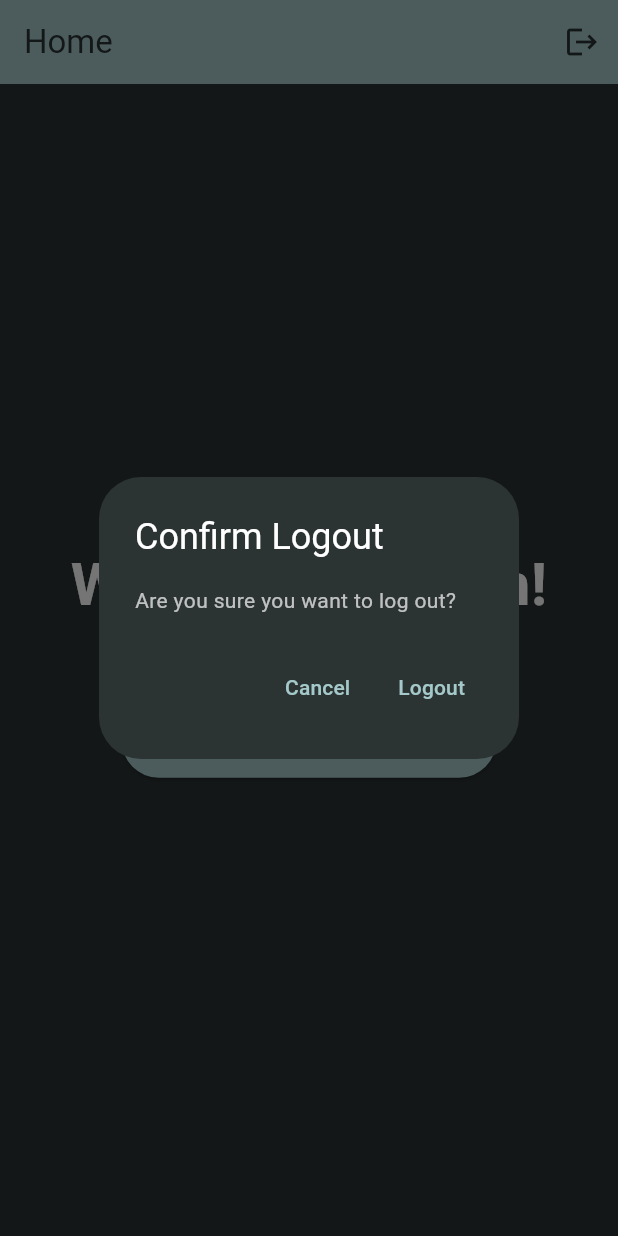
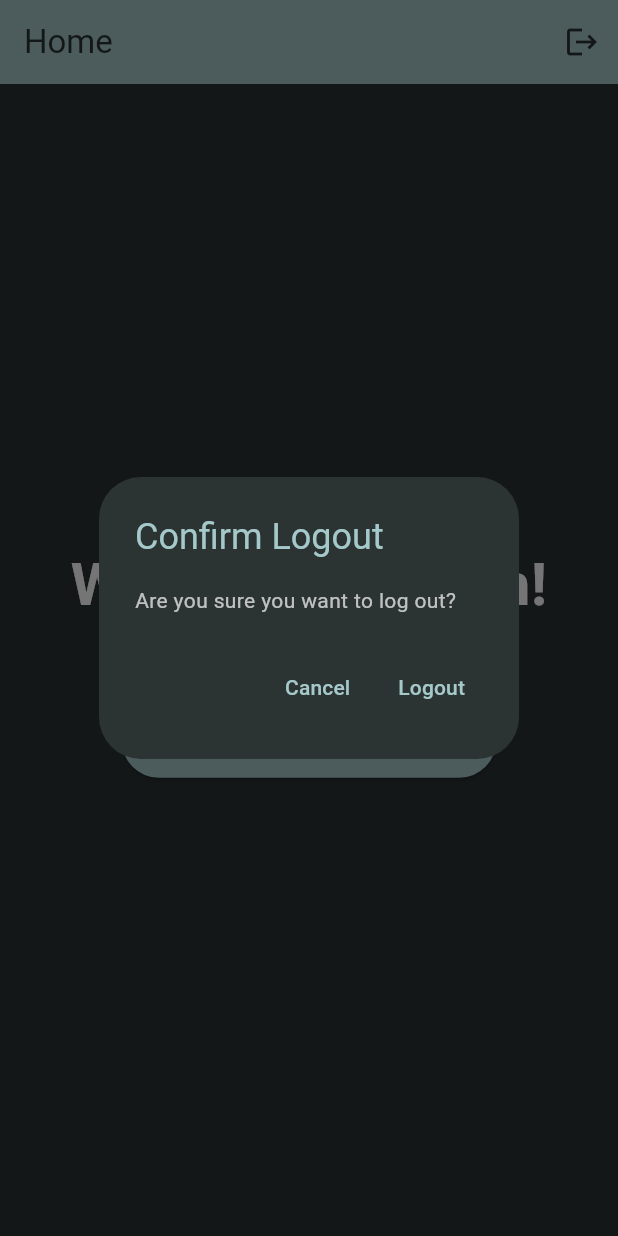
Before and after one commit to pips1804/cs-app-dev, a Flutter app: the HomeScreen screen opened directly, after a tap on the "logout" icon, on a phone screen of 412 x 824 dp. Run offline on Flutter 3.47's test engine with Material 3 defaults, Android fonts, the phone set to English and light mode, and no system bars; our stand-ins replace firebase_auth, firebase_core; missing offline and left inert: mobile_scanner; accounts and stored records are empty.

Commit message:
FIX FIX FIX MODAL

```diff
--- a/lib/screens/home_screen.dart
+++ b/lib/screens/home_screen.dart
@@ -53,7 +53,7 @@ class HomeScreen extends StatelessWidget {
         backgroundColor: const Color(0xFF2C3333), // Dark background
         title: const Text(
           "Confirm Logout",
-          style: TextStyle(color: Colors.white),
+          style: TextStyle(color: Color(0xFFA5C9CA)),
         ),
         content: const Text(
           "Are you sure you want to log out?",
```
Also changed, not shown: lib/screens/welcome_screen.dart (+7 -3 lines).
